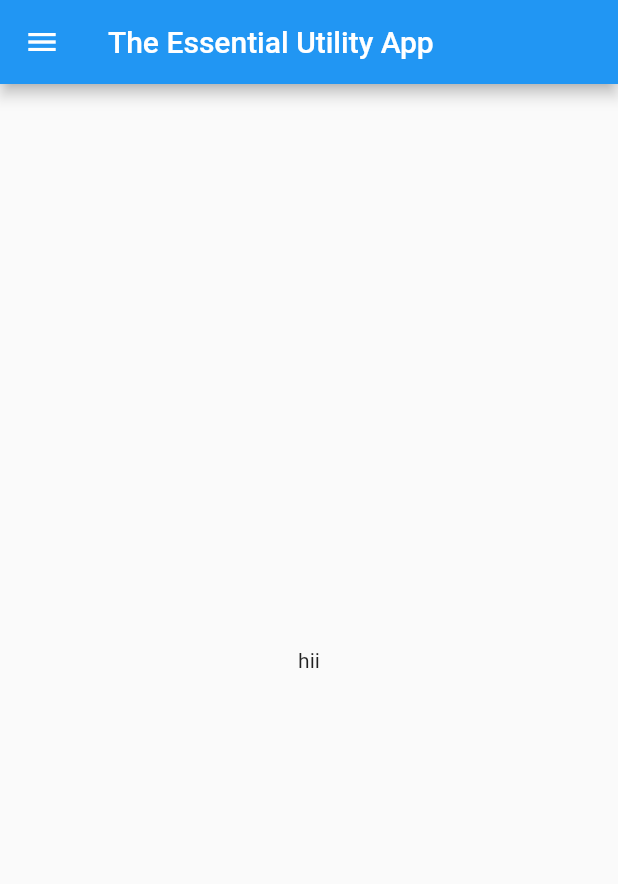
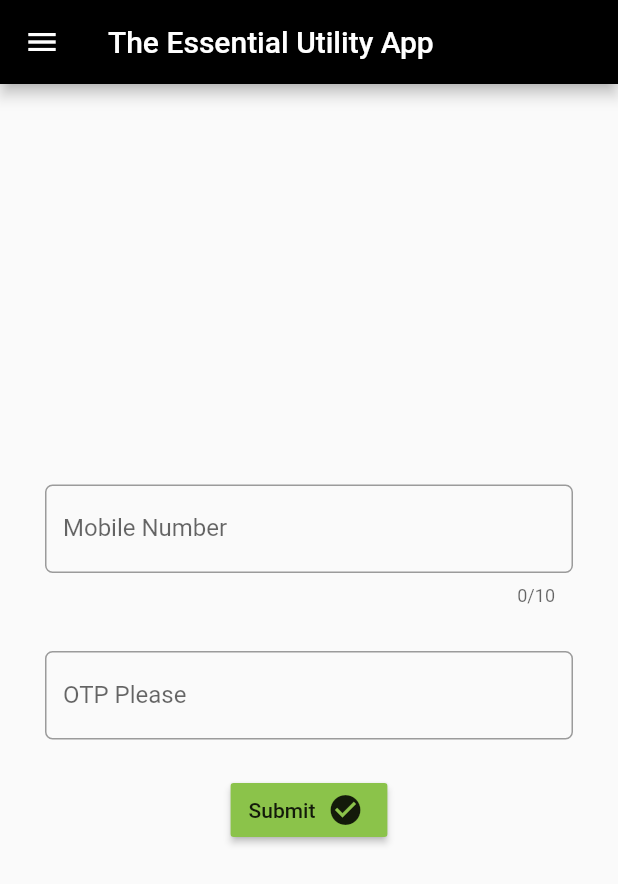
Before and after one commit to rushikesh127001/all-essential-app, a Flutter app: the screen it shows after launch, on a phone screen of 412 x 824 dp. Shown: the top 884 px of the screen. Run offline on Flutter 3.47's test engine with Material 2 defaults, Android fonts, the phone set to English and light mode, and no system bars; our stand-ins replace firebase_auth, sqflite; accounts and stored records are empty.

```diff
--- a/lib/main.dart
+++ b/lib/main.dart
@@ -1,3 +1,4 @@
+import 'package:firebase_auth/firebase_auth.dart';
 import 'package:flutter/material.dart';
 import 'package:todo_list/Screens/todo_list.dart';
 import 'package:todo_list/Screens/todo_detail.dart';
@@ -22,6 +23,7 @@ class TodoApp extends StatelessWidget {
 				body: MainPage(),//Center(child: Text("Go To Navbar"),),
 				drawer: AppDrawer(),
 				appBar: AppBar(
+					backgroundColor: Colors.black,
 					title: Text("The Essential Utility App"),
 				),
 			),
@@ -49,10 +51,61 @@ class LoginScreen extends StatefulWidget {
 }
 
 class _LoginScreenState extends State<LoginScreen> {
-  @override
+	TextEditingController mobilenumController=TextEditingController();
+	TextEditingController otpController=TextEditingController();
+
+	@override
   Widget build(BuildContext context) {
     return Center(
-			child: Text("hii"),
+			child: Padding(
+			  padding: const EdgeInsets.all(15.0),
+			  child: Column(
+					mainAxisAlignment: MainAxisAlignment.center,
+			  	children: [
+			  		Padding(
+							padding: EdgeInsets.all(15),
+			  			child: TextField(
+			  				keyboardType: TextInputType.number,
+			  				controller: mobilenumController,
+			  				maxLength: 10,
+			  				onChanged: (value) {
+			  					debugPrint('Something changed in Amount Text Field');
+			  				},
+			  				decoration: InputDecoration(
+			  						labelText: 'Mobile Number',
+			  						border: OutlineInputBorder(
+			  								borderRadius: BorderRadius.circular(5.0)
+			  						)
+			  				),
+			  			),
+			  		),
+						Padding(
+							padding: EdgeInsets.all(15),
+							child: TextField(
+								keyboardType: TextInputType.number,
+								controller: otpController,
+								onChanged: (value) {
+									debugPrint('Something changed in Amount Text Field');
+								},
+								decoration: InputDecoration(
+										labelText: 'OTP Please',
+										border: OutlineInputBorder(
+												borderRadius: BorderRadius.circular(5.0)
+										)
+								),
+							),
+						),
+						Padding(
+						  padding: const EdgeInsets.all(8.0),
+						  child: RaisedButton.icon(onPressed: ()async{
+
+
+							},
+								icon: Text("Submit"), label: Icon(Icons.check_circle),color: Colors.lightGreen,),
+						)
+			  	],
+			  ),
+			)
 		);
   }
 }
--- a/pubspec.yaml
+++ b/pubspec.yaml
@@ -22,7 +22,7 @@ dependencies:
   sqflite: any
   path_provider: any
   intl: ^0.15.7
-  firebase_auth: ^0.16.1
+  firebase_auth: ^0.14.0+5
   cloud_firestore: ^0.13.6
   provider: any
   google_sign_in: ^4.5.1
```
Also changed, not shown: lib/Models/user.dart (added, +22 -0 lines), lib/Utils/user_database_helper.dart (added, +113 -0 lines), pubspec.lock, 2 other files.
